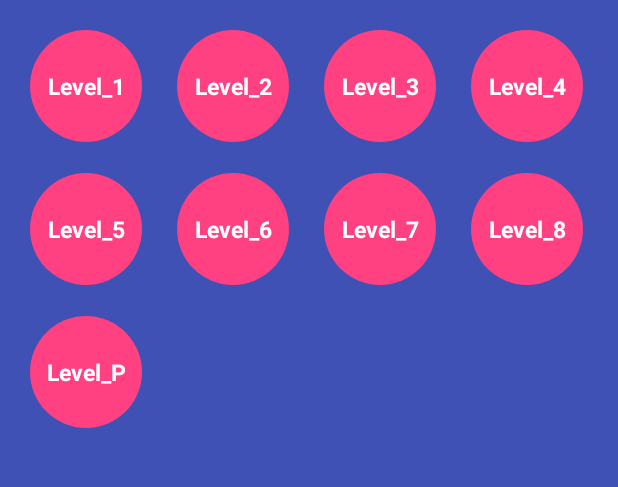
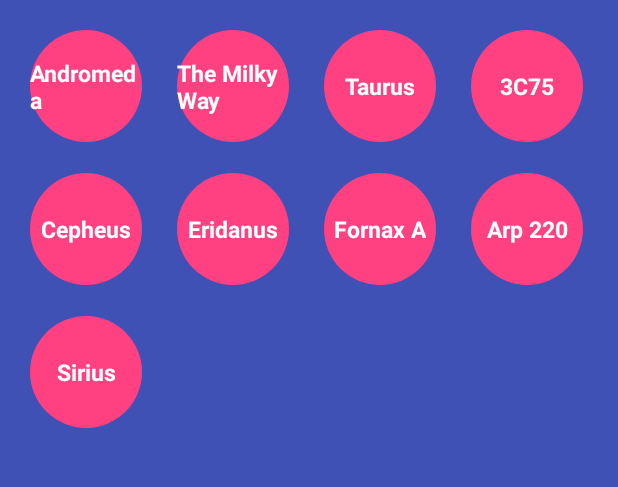
Before and after one commit to anthonyliu173/Interstellar_X, an Android app: the screen it shows after launch (MainActivity), on a phone screen of 412 x 824 dp, the part 82-569 px from its top. Run offline under Robolectric (Android 15) with nearby library versions, the phone set to English and light mode, and no system bars.

Commit message:
add star names

```diff
--- a/app/src/main/java/com/anthony/interstellar_x/LevelGrid.java
+++ b/app/src/main/java/com/anthony/interstellar_x/LevelGrid.java
@@ -14,10 +14,12 @@ public class LevelGrid extends BaseAdapter {
 
     private Context mContext;
     private final String[] levels;
+    private String[] level_names;
 
     public LevelGrid(Context context,String[] levels) {
         mContext = context;
         this.levels = levels;
+        level_names = context.getResources().getStringArray(R.array.LevelNames);
     }
 
     @Override
@@ -49,7 +51,7 @@ public class LevelGrid extends BaseAdapter {
             grid = new View(mContext);
             grid = inflater.inflate(R.layout.grid_level, null);
             TextView textView = (TextView) grid.findViewById(R.id.txtLevel);
-            textView.setText(levels[position]);
+            textView.setText(level_names[position]);
 
         } else {
             grid = (View) convertView;
--- /dev/null
+++ b/app/src/main/res/values/arrays.xml
@@ -0,0 +1,16 @@
+<?xml version="1.0" encoding="utf-8"?>
+<resources>
+
+    <string-array name="LevelNames">
+        <item>@string/andromeda</item>
+        <item>@string/milky_way</item>
+        <item>@string/taurus</item>
+        <item>@string/three_c_sevenfive</item>
+        <item>@string/cepheus</item>
+        <item>@string/eridanus</item>
+        <item>@string/fornax_A</item>
+        <item>@string/arp_twotwozero</item>
+        <item>@string/sirius</item>
+    </string-array>
+
+</resources>
--- a/app/src/main/res/values/strings.xml
+++ b/app/src/main/res/values/strings.xml
@@ -2,5 +2,14 @@
     <string name="app_name">Interstellar_X</string>
 
     <string name="interstellar">INTERSTELLAR</string>
+    <string name="andromeda">Andromeda</string>
+    <string name="milky_way">The Milky Way</string>
+    <string name="taurus">Taurus</string>
+    <string name="cepheus">Cepheus</string>
+    <string name="eridanus">Eridanus</string>
+    <string name="three_c_sevenfive">3C75</string>
+    <string name="fornax_A">Fornax A</string>
+    <string name="arp_twotwozero">Arp 220</string>
+    <string name="sirius">Sirius</string>
 
 </resources>
```
